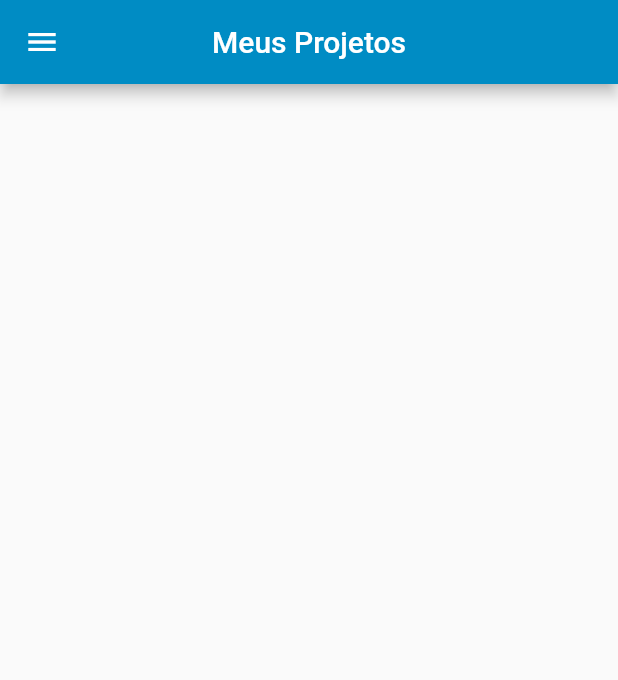
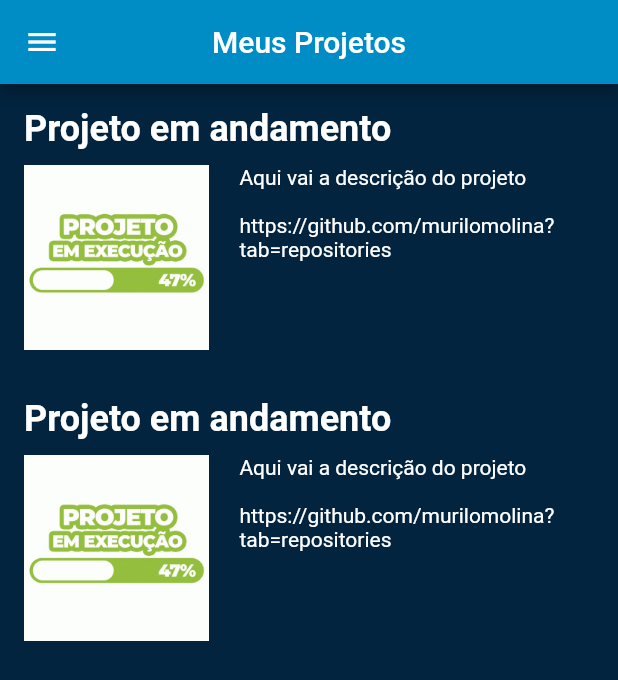
Before and after one commit to murilomolina/PAE-dart_projeto_final, a Flutter app: the PaginaProjetos screen opened directly, on a phone screen of 412 x 824 dp. Shown: the top 680 px of the screen. Run offline on Flutter 3.47's test engine with Material 2 defaults, Android fonts, the phone set to English and light mode, and no system bars; key blocks and very long unbroken strings in the code were emptied for the run.

Commit message:
p_final(dart flutter): inicio da pagina de projeto

```diff
--- a/portifolio/lib/pages/pagina_projetos.dart
+++ b/portifolio/lib/pages/pagina_projetos.dart
@@ -1,4 +1,6 @@
 import 'package:flutter/material.dart';
+import 'package:portifolio/utils/breakpoints.dart';
+import 'package:portifolio/widgets/projeto_imagem.dart';
 import 'package:portifolio/widgets/sidebar.dart';
 
 class PaginaProjetos extends StatelessWidget {
@@ -13,17 +15,36 @@ class PaginaProjetos extends StatelessWidget {
         title: const Text('Meus Projetos'),
       ),
       drawer: const Sidebar(),
-       body: Align(
-          alignment: Alignment.topCenter,
-          child: ConstrainedBox(
-            constraints: const BoxConstraints(maxWidth: 1400),
-            child: ListView(
-              children:  const [
-              ]
-       )
-     ),
-    )
-  );
-
+      backgroundColor: const Color.fromARGB(255, 2, 36, 63),
+      body: LayoutBuilder(
+        builder: (context, constraints) {
+          final maxWidth = constraints.maxWidth;
+          return Center(
+            child: ConstrainedBox(
+              constraints: BoxConstraints(
+                maxWidth: maxWidth < mobileBreakpoint ? maxWidth : mobileBreakpoint,
+              ),
+              child: ListView(
+                children: const [
+                  ProjetoImagem(
+                    imagem: 'lib/assets/gif/projeto-em-execucao.gif',
+                    titulo: 'Projeto em andamento',
+                    descricao: 'Aqui vai a descrição do projeto',
+                    linkProjeto: '\n\nhttps://github.com/murilomolina?tab=repositories',
+                  ),
+                  ProjetoImagem(
+                    imagem: 'lib/assets/gif/projeto-em-execucao.gif',
+                    titulo: 'Projeto em andamento',
+                    descricao: 'Aqui vai a descrição do projeto',
+                    linkProjeto: '\n\nhttps://github.com/murilomolina?tab=repositories',
+                  ),
+                  // Outros projetos aqui
+                ],
+              ),
+            ),
+          );
+        },
+      ),
+    );
   }
 }
--- a/portifolio/lib/utils/breakpoints.dart
+++ b/portifolio/lib/utils/breakpoints.dart
@@ -1,2 +1,2 @@
-const mobileBreakpoint = 700;
-const tabletBreakpoint = 1200;
+const mobileBreakpoint = 700.00;
+const tabletBreakpoint = 1200.00;
--- /dev/null
+++ b/portifolio/lib/widgets/projeto_imagem.dart
@@ -0,0 +1,63 @@
+import 'package:flutter/material.dart';
+
+class ProjetoImagem extends StatelessWidget {
+  final String imagem;
+  final String titulo;
+  final String descricao;
+  final String linkProjeto;
+
+  const ProjetoImagem({
+    Key? key,
+    required this.imagem,
+    required this.titulo,
+    required this.descricao,
+    required this.linkProjeto,
+  }) : super(key: key);
+
+  @override
+  Widget build(BuildContext context) {
+    final screenWidth = MediaQuery.of(context).size.width;
+
+    return Padding(
+      padding: const EdgeInsets.all(16.0),
+      child: Column(
+        crossAxisAlignment: CrossAxisAlignment.start,
+        children: [
+          Text(
+            titulo,
+            style: const TextStyle(fontSize: 24, fontWeight: FontWeight.bold, color: Colors.white),
+          ),
+          const SizedBox(height: 10),
+          Row(
+            crossAxisAlignment: CrossAxisAlignment.start,
+            children: [
+              Image.asset(imagem, width: screenWidth * 0.3),
+              const SizedBox(width: 20),
+              Flexible(
+                child: Text(
+                  descricao + linkProjeto,
+                  style: const TextStyle(color: Colors.white),
+                ),
+              ),
+            ],
+          ),
+        ],
+      ),
+    );
+  }
+}
+
+
+//          Row(
+//             crossAxisAlignment: CrossAxisAlignment.start,
+//             children: [
+//               Image.asset(imagem, width: screenWidth * 0.3),
+//               const SizedBox(width: 20),
+//               Flexible(
+//                 child: Text(
+//                   descricao,
+//                   style: const TextStyle(color: Colors.white),
+//                 ),
+//               ),
+//             ],
+//           ),
--- a/portifolio/pubspec.yaml
+++ b/portifolio/pubspec.yaml
@@ -71,8 +71,7 @@ flutter:
       - lib/assets/certificados/CM4042-FundjamentosdjeComputacaoemNuvem-AWSAcadjemy-2023 (1)_page-0001.jpg
       - lib/assets/curriculo/curriculo.jpg
       - lib/assets/curriculo/curriculo.pdf
-      - lib/assets/images/backgroung-binary.jpg
-      - lib/assets/images/background-abstract.jpg
+      - lib/assets/gif/projeto-em-execucao.gif
   #   - images/a_dot_ham.jpeg
 
   # An image asset can refer to one or more resolution-specific "variants", see
```
Also changed, not shown: portifolio/lib/assets/gif/projeto-em-execucao.gif (added), portifolio/lib/assets/images/background-abstract.jpg (deleted), portifolio/lib/assets/images/backgroung-binary.jpg (deleted).
